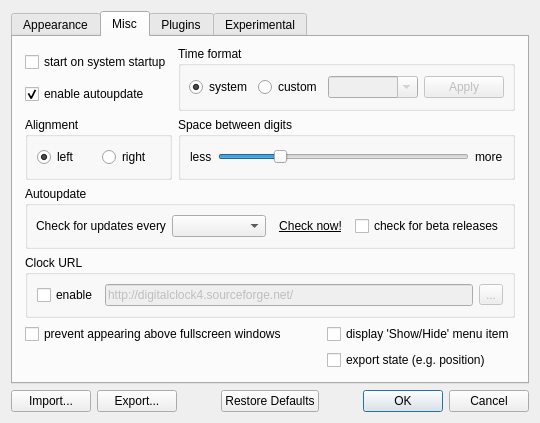
This is digital_clock/gui/settings_dialog.ui in Kolcha/DigitalClock4 as Qt 5 draws it before an edit. The edited form follows.
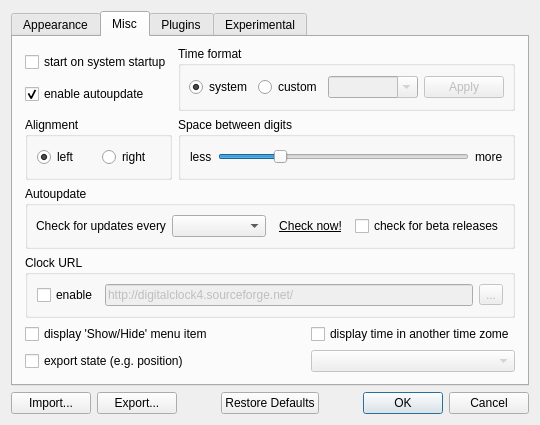
This is the edited form. The open tabs and pages were chosen to show the change. Icons and pictures are not drawn. Custom widgets are drawn as their Qt base class.

Commit message:
added new gui controls for new options
branch : timezone

```diff
--- a/digital_clock/gui/settings_dialog.ui
+++ b/digital_clock/gui/settings_dialog.ui
@@ -800,38 +800,32 @@
         </widget>
        </item>
        <item row="4" column="0" colspan="2">
-        <widget class="QCheckBox" name="fullscreen_detect">
-         <property name="text">
-          <string>prevent appearing above fullscreen windows</string>
-         </property>
-        </widget>
-       </item>
-       <item row="4" column="2">
         <widget class="QCheckBox" name="show_hide_enable">
          <property name="text">
           <string>display 'Show/Hide' menu item</string>
          </property>
         </widget>
        </item>
-       <item row="5" column="2">
+       <item row="4" column="2">
+        <widget class="QCheckBox" name="change_time_zone_cbx">
+         <property name="text">
+          <string>display time in another time zome</string>
+         </property>
+        </widget>
+       </item>
+       <item row="5" column="0" colspan="2">
         <widget class="QCheckBox" name="export_state">
          <property name="text">
           <string>export state (e.g. position)</string>
          </property>
         </widget>
        </item>
-       <item row="5" column="0" colspan="2">
-        <spacer name="horizontalSpacer_4">
-         <property name="orientation">
-          <enum>Qt::Horizontal</enum>
+       <item row="5" column="2">
+        <widget class="QComboBox" name="time_zone_box">
+         <property name="enabled">
+          <bool>false</bool>
          </property>
-         <property name="sizeHint" stdset="0">
-          <size>
-           <width>40</width>
-           <height>20</height>
-          </size>
-         </property>
-        </spacer>
+        </widget>
        </item>
       </layout>
      </widget>
```
Left out of the diff: 134 changed lines with no effect on the pictures. The commit also changes 5 other files.
